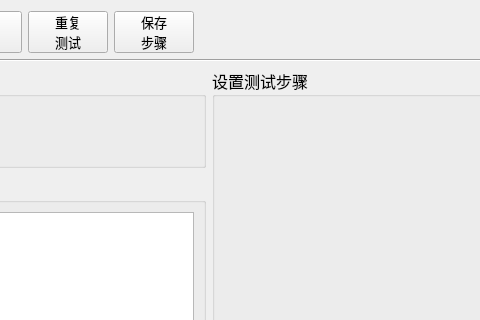
Before: the Qt Designer form MeterMode/clsSetTestStep.ui in caicaiking/WKEFactoryView2014, drawn with Qt 5; both pictures show x 155 to 635 and y 0 to 320 of the 902 by 611 pixel window.
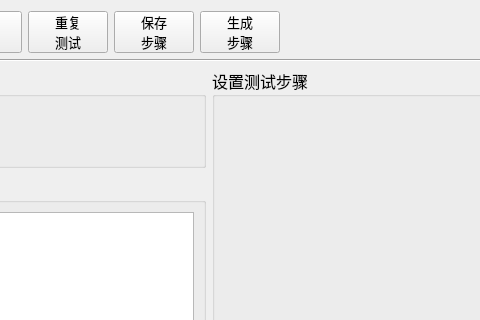
After: the same form once the commit is applied. Icons and pictures are not drawn. Custom widgets are drawn as their Qt base class.

Commit message: 增加了批量生成步骤界面

The edit to the form file:
```diff
--- a/MeterMode/clsSetTestStep.ui
+++ b/MeterMode/clsSetTestStep.ui
@@ -178,6 +178,42 @@
        </property>
       </widget>
      </item>
+     <item>
+      <widget class="QPushButton" name="btnGenerateSteps">
+       <property name="minimumSize">
+        <size>
+         <width>80</width>
+         <height>42</height>
+        </size>
+       </property>
+       <property name="maximumSize">
+        <size>
+         <width>1111</width>
+         <height>1111</height>
+        </size>
+       </property>
+       <property name="font">
+        <font>
+         <family>楷体</family>
+         <pointsize>10</pointsize>
+        </font>
+       </property>
+       <property name="text">
+        <string>生成
+步骤</string>
+       </property>
+       <property name="icon">
+        <iconset resource="../recFile/myRes.qrc">
+         <normaloff>:/Icons/generateSteps.png</normaloff>:/Icons/generateSteps.png</iconset>
+       </property>
+       <property name="iconSize">
+        <size>
+         <width>22</width>
+         <height>22</height>
+        </size>
+       </property>
+      </widget>
+     </item>
      <item>
       <spacer name="horizontalSpacer_2">
        <property name="orientation">
```
The commit also changes 12 other files.
